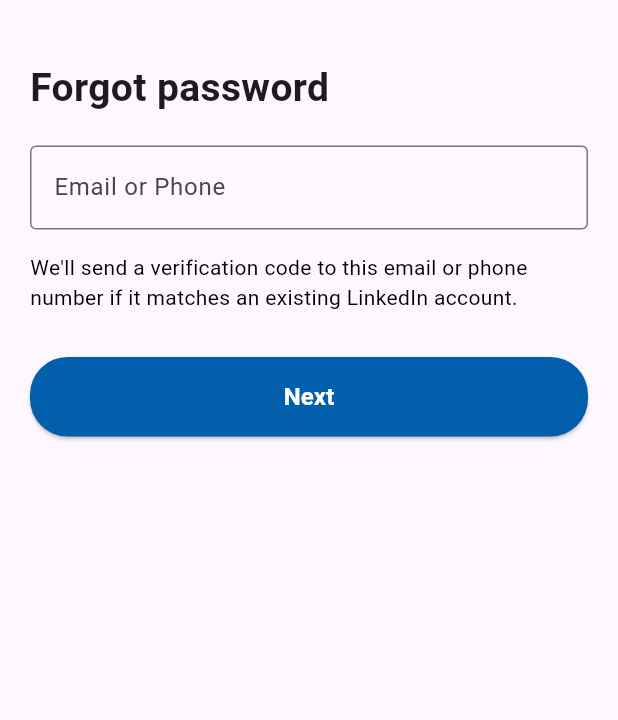
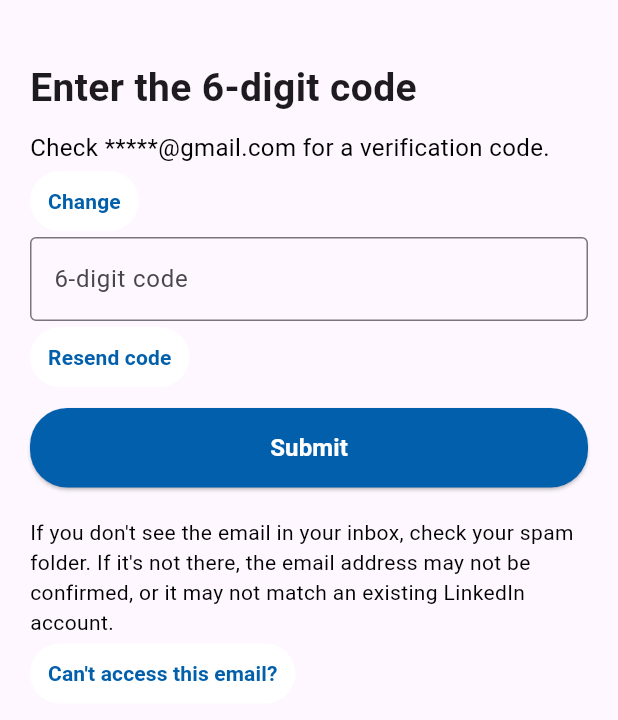
Before and after one commit to ClinkedIn/Cross-Platform, a Flutter app: the ForgotPasswordScreen screen opened directly, after a tap on "Next", on a phone screen of 412 x 824 dp. Shown: the top 720 px of the screen. Run offline on Flutter 3.47's test engine with Material 3 defaults, Android fonts, the phone set to English and light mode, and no system bars; our stand-ins replace flutter_riverpod.

Commit message:
Verification_code_page Done

```diff
--- a/lockedin/lib/main.dart
+++ b/lockedin/lib/main.dart
@@ -1,6 +1,7 @@
 import 'package:flutter/material.dart';
 import 'package:flutter_riverpod/flutter_riverpod.dart';
 import 'package:lockedin/presentation/pages/main_page.dart';
+
 
 void main() {
   runApp(ProviderScope(child: MyApp())); // Enable Riverpod
--- a/lockedin/lib/presentation/pages/forgot_password_page.dart
+++ b/lockedin/lib/presentation/pages/forgot_password_page.dart
@@ -1,4 +1,5 @@
 import 'package:flutter/material.dart';
+import 'package:lockedin/presentation/pages/verification_code_page.dart';
 
 class ForgotPasswordScreen extends StatelessWidget {
   @override
@@ -31,7 +32,14 @@ class ForgotPasswordScreen extends StatelessWidget {
             SizedBox(
               width: double.infinity,
               child: ElevatedButton(
-                onPressed: () {},
+                onPressed: () {
+                  Navigator.push(
+                    context,
+                    MaterialPageRoute(
+                      builder: (context) => VerificationCodeScreen(),
+                    ),
+                  );
+                },
                 style: ElevatedButton.styleFrom(
                   padding: EdgeInsets.symmetric(vertical: 15),
                   backgroundColor: const Color.fromARGB(255, 1, 95, 171),
--- /dev/null
+++ b/lockedin/lib/presentation/pages/verification_code_page.dart
@@ -0,0 +1,113 @@
+import 'package:flutter/material.dart';
+import 'package:lockedin/presentation/pages/forgot_password_page.dart';
+
+class VerificationCodeScreen extends StatelessWidget {
+  @override
+  Widget build(BuildContext context) {
+    return Scaffold(
+      body: Padding(
+        padding: const EdgeInsets.all(20.0),
+        child: Column(
+          crossAxisAlignment: CrossAxisAlignment.start,
+          children: [
+            SizedBox(height: 20),
+            Text(
+              'Enter the 6-digit code',
+              style: TextStyle(fontSize: 26, fontWeight: FontWeight.bold),
+            ),
+            SizedBox(height: 10),
+            Text(
+              'Check *****@gmail.com for a verification code.',
+              style: TextStyle(fontSize: 16, color: Colors.black),
+            ),
+            SizedBox(
+              child: TextButton(
+                onPressed: () {
+                  Navigator.push(
+                    context,
+                    MaterialPageRoute(
+                      builder: (context) => ForgotPasswordScreen(),
+                    ),
+                  );
+                },
+                style: TextButton.styleFrom(
+                  backgroundColor: Colors.white,
+                ),
+                child: Text(
+                  'Change',
+                  style: TextStyle(
+                    color: Color.fromARGB(255, 1, 95, 171),
+                    fontWeight: FontWeight.bold,
+                  ),
+                ),
+              ),
+            ),
+            //SizedBox(height: 20),
+            TextField(
+              keyboardType: TextInputType.number,
+              decoration: InputDecoration(
+                border: OutlineInputBorder(),
+                labelText: '6-digit code',
+              ),
+            ),
+            SizedBox(
+              child: TextButton(
+                onPressed: () {},
+                style: TextButton.styleFrom(
+                  backgroundColor: Colors.white,
+                ),
+                child: Text('Resend code',
+                  style: TextStyle(
+                    color: Color.fromARGB(255, 1, 95, 171),
+                    fontWeight: FontWeight.bold,
+                  ),
+                ),
+              ),
+            ),
+            SizedBox(height: 10),
+            SizedBox(
+              width: double.infinity,
+              child: ElevatedButton(
+                onPressed: () {},
+                style: ElevatedButton.styleFrom(
+                  backgroundColor: Color.fromARGB(255, 1, 95, 171),
+                  padding: EdgeInsets.symmetric(vertical: 15),
+                  shape: RoundedRectangleBorder(
+                    borderRadius: BorderRadius.circular(25),
+                  ),
+                ),
+                child: Text(
+                  'Submit',
+                  style: TextStyle(
+                    fontSize: 16,
+                    fontWeight: FontWeight.bold,
+                    color: Colors.white,
+                  ),
+                ),
+              ),
+            ),
+            SizedBox(height: 20),
+            Text(
+              "If you don't see the email in your inbox, check your spam folder. If it's not there, the email address may not be confirmed, or it may not match an existing LinkedIn account.",
+              style: TextStyle(fontSize: 14, color: Colors.black),
+            ),
+            SizedBox(
+              child: TextButton(
+                onPressed: () {},
+                style: TextButton.styleFrom(
+                  backgroundColor: Colors.white,
+                ),
+                child: Text("Can't access this email?",
+                  style: TextStyle(
+                    color: Color.fromARGB(255, 1, 95, 171),
+                    fontWeight: FontWeight.bold,
+                  ),
+                ),
+              ),
+            ),
+          ],
+        ),
+      ),
+    );
+  }
+}
```
